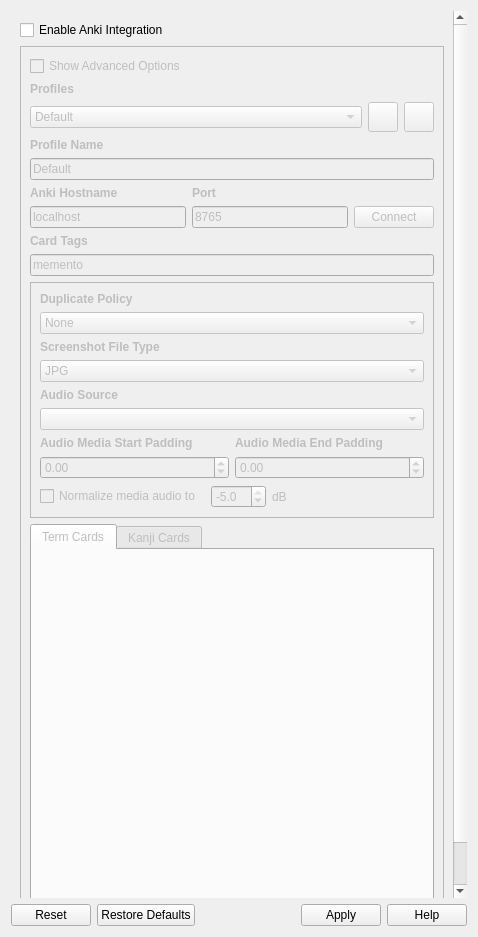
This is src/gui/widgets/settings/ankisettings.ui in ripose-jp/Memento as Qt 5 draws it before an edit. The edited form follows.
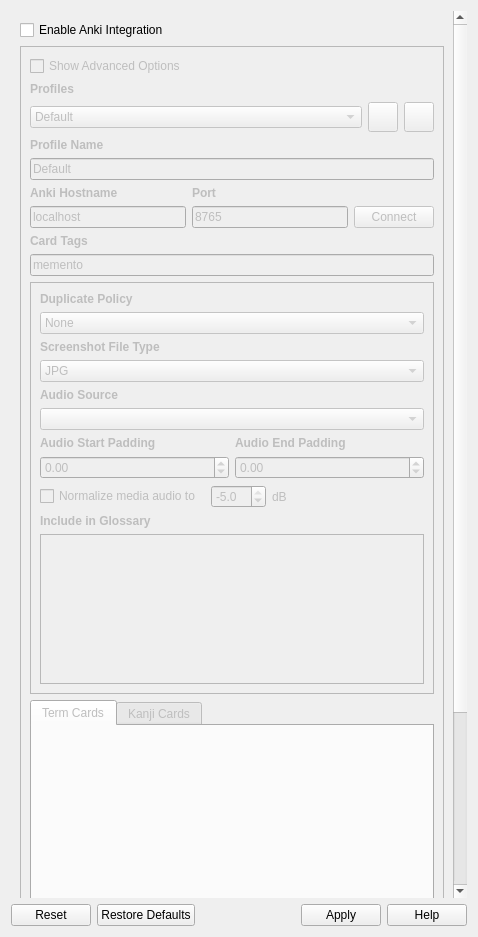
This is the edited form. Custom widgets are drawn as their Qt base class.

Commit message:
ankisettings: adds the ability to have dictionaries unchecked by default
Adds the ability for the user to select which dictionaries they want to
have selected to be added to Anki notes. The previous behavior had
everything checked by default. Closes #53

What changed in the file:
```diff
--- a/src/gui/widgets/settings/ankisettings.ui
+++ b/src/gui/widgets/settings/ankisettings.ui
@@ -33,8 +33,8 @@
        <rect>
         <x>0</x>
         <y>0</y>
-        <width>454</width>
-        <height>1061</height>
+        <width>445</width>
+        <height>1304</height>
        </rect>
       </property>
       <layout class="QVBoxLayout" name="verticalLayout_4">
@@ -366,11 +366,12 @@
                 <widget class="QLabel" name="labelAudioPadEnd">
                  <property name="font">
                   <font>
+                   <weight>75</weight>
                    <bold>true</bold>
                   </font>
                  </property>
                  <property name="text">
-                  <string>Audio Media End Padding</string>
+                  <string>Audio End Padding</string>
                  </property>
                 </widget>
                </item>
@@ -407,11 +408,12 @@
                 <widget class="QLabel" name="labelAudioPadStart">
                  <property name="font">
                   <font>
+                   <weight>75</weight>
                    <bold>true</bold>
                   </font>
                  </property>
                  <property name="text">
-                  <string>Audio Media Start Padding</string>
+                  <string>Audio Start Padding</string>
                  </property>
                 </widget>
                </item>
@@ -470,6 +472,33 @@
                </item>
               </layout>
              </item>
+             <item>
+              <widget class="QLabel" name="labelIncludeGlossary">
+               <property name="font">
+                <font>
+                 <weight>75</weight>
+                 <bold>true</bold>
+                </font>
+               </property>
+               <property name="toolTip">
+                <string>Dictionaries selected here will be included in {glossary} and {glossary-brief} for term notes by default.
+This can be manually overridden when making a card by checking or unchecking glossary entries individually.</string>
+               </property>
+               <property name="text">
+                <string>Include in Glossary</string>
+               </property>
+              </widget>
+             </item>
+             <item>
+              <widget class="QListWidget" name="listIncludeGlossary">
+               <property name="minimumSize">
+                <size>
+                 <width>0</width>
+                 <height>150</height>
+                </size>
+               </property>
+              </widget>
+             </item>
             </layout>
            </widget>
           </item>
```
Left out of the diff: 10 changed lines with no effect on the pictures. The commit also changes 6 other files.
